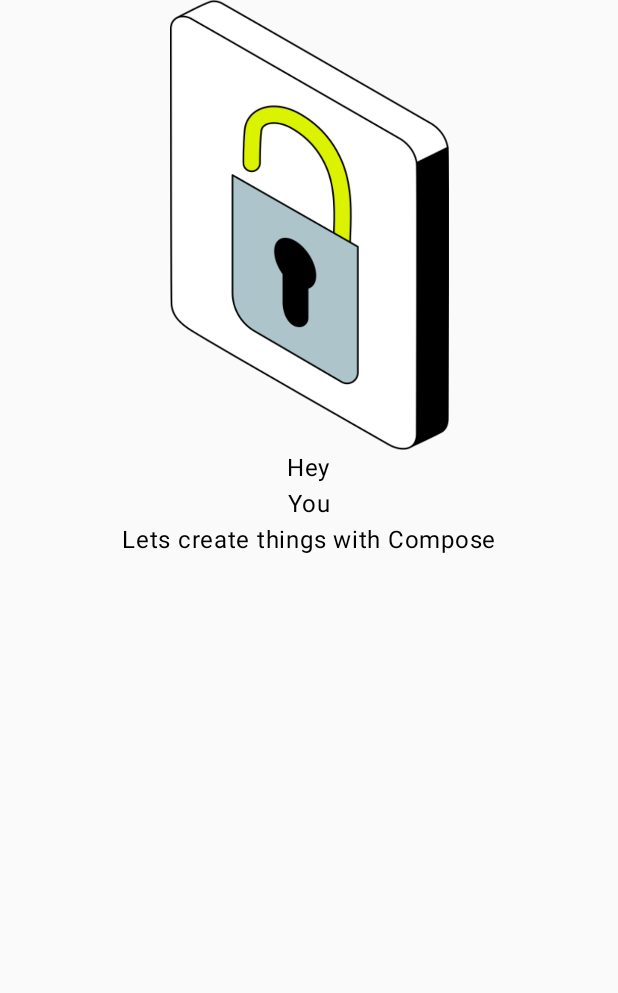
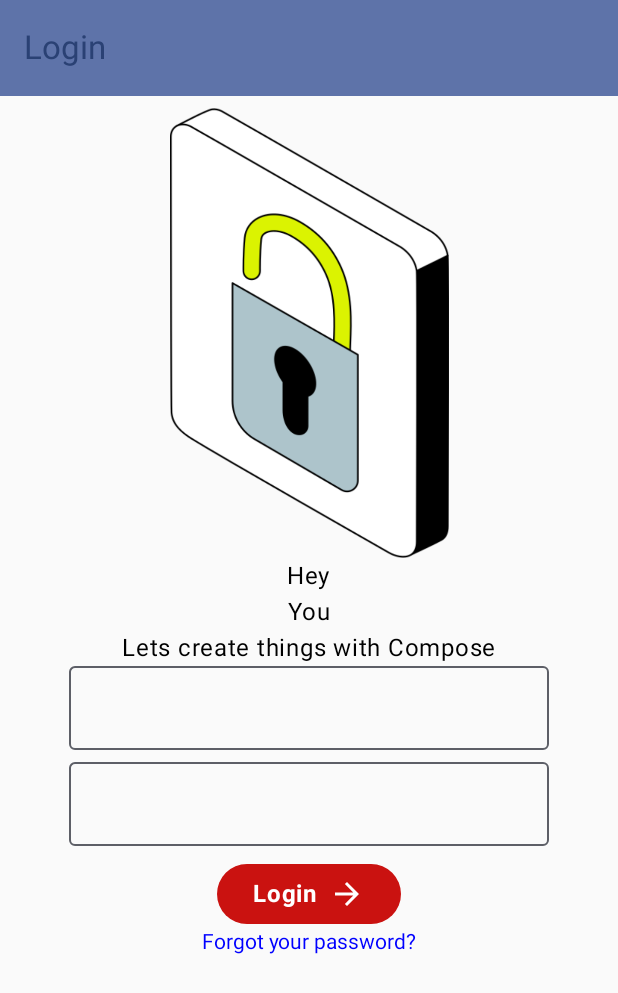
Before and after one commit to ngonimapfumo/compose-login, an Android app built with Jetpack Compose: the screen it shows after launch (MainActivity), on a phone screen of 412 x 824 dp. Shown: the top 993 px of the screen. Run offline under Robolectric (Android 15) with nearby library versions, the phone set to English and light mode, and no system bars.

```diff
--- a/app/build.gradle.kts
+++ b/app/build.gradle.kts
@@ -59,6 +59,7 @@ dependencies {
     implementation(libs.androidx.ui.graphics)
     implementation(libs.androidx.ui.tooling.preview)
     implementation(libs.androidx.material3)
+    implementation(libs.material)
     testImplementation(libs.junit)
     androidTestImplementation(libs.androidx.junit)
     androidTestImplementation(libs.androidx.espresso.core)
--- a/app/src/main/java/com/ngonim/testlogin/MainActivity.kt
+++ b/app/src/main/java/com/ngonim/testlogin/MainActivity.kt
@@ -20,7 +20,7 @@ class MainActivity : ComponentActivity() {
         enableEdgeToEdge()
         setContent {
             TestLoginTheme {
-                WelcomeScreen()
+                WelcomeScreen(this@MainActivity)
             }
         }
     }
@@ -31,6 +31,6 @@ class MainActivity : ComponentActivity() {
 @Composable
 fun GreetingPreview() {
     TestLoginTheme {
-        WelcomeScreen()
+        WelcomeScreen(null, modifier = Modifier)
     }
 }
--- /dev/null
+++ b/app/src/main/java/com/ngonim/testlogin/ui/screen/TopBar.kt
@@ -0,0 +1,26 @@
+package com.ngonim.testlogin.ui.screen
+
+import androidx.compose.material3.ExperimentalMaterial3Api
+import androidx.compose.material3.MaterialTheme
+import androidx.compose.material3.Text
+import androidx.compose.material3.TopAppBar
+import androidx.compose.material3.TopAppBarDefaults
+import androidx.compose.runtime.Composable
+
+@OptIn(ExperimentalMaterial3Api::class)
+@Composable
+fun SmallTopAppBarExample(
+    text: String
+) {
+
+
+    TopAppBar(
+        colors = TopAppBarDefaults.topAppBarColors(
+            containerColor = MaterialTheme.colorScheme.primaryContainer,
+            titleContentColor = MaterialTheme.colorScheme.primary,
+        ),
+        title = {
+            Text(text)
+        }
+    )
+}
--- a/app/src/main/java/com/ngonim/testlogin/ui/screen/WelcomeScreen.kt
+++ b/app/src/main/java/com/ngonim/testlogin/ui/screen/WelcomeScreen.kt
@@ -1,20 +1,42 @@
 package com.ngonim.testlogin.ui.screen
 
+import android.content.Context
+import android.widget.Toast
 import androidx.compose.foundation.Image
 import androidx.compose.foundation.layout.Column
+import androidx.compose.foundation.layout.Spacer
 import androidx.compose.foundation.layout.fillMaxSize
+import androidx.compose.foundation.layout.fillMaxWidth
+import androidx.compose.foundation.layout.height
 import androidx.compose.foundation.layout.size
 import androidx.compose.foundation.layout.systemBarsPadding
+import androidx.compose.foundation.layout.width
+import androidx.compose.foundation.text.ClickableText
+import androidx.compose.foundation.text.KeyboardOptions
+import androidx.compose.material3.ButtonColors
+import androidx.compose.material3.OutlinedTextField
 import androidx.compose.material3.Text
 import androidx.compose.runtime.Composable
+import androidx.compose.runtime.getValue
+import androidx.compose.runtime.mutableStateOf
+import androidx.compose.runtime.remember
+import androidx.compose.runtime.setValue
 import androidx.compose.ui.Alignment
 import androidx.compose.ui.Modifier
+import androidx.compose.ui.graphics.Color
 import androidx.compose.ui.res.painterResource
+import androidx.compose.ui.text.AnnotatedString
+import androidx.compose.ui.text.TextStyle
+import androidx.compose.ui.text.input.KeyboardType
 import androidx.compose.ui.unit.dp
 import com.ngonim.testlogin.R
 
 @Composable
-fun WelcomeScreen(modifier: Modifier = Modifier) {
+fun WelcomeScreen(
+    context: Context?,
+    modifier: Modifier = Modifier
+) {
+
 
     Column(
         modifier
@@ -22,6 +44,8 @@ fun WelcomeScreen(modifier: Modifier = Modifier) {
             .systemBarsPadding(),
         horizontalAlignment = Alignment.CenterHorizontally
     ) {
+        SmallTopAppBarExample("Login")
+        Spacer(Modifier.height(8.dp))
         Image(
             painter = painterResource(id = R.drawable.login),
             contentDescription = "welcome",
@@ -31,9 +55,64 @@ fun WelcomeScreen(modifier: Modifier = Modifier) {
         Text(text = "Hey")
         Text(text = "You")
         Text(text = "Lets create things with Compose")
-
+        TextInputLayout(
+            modifier = Modifier,
+            1,
+            keyboardOptions = KeyboardOptions(keyboardType = KeyboardType.Text)
+        )
+        Spacer(Modifier.height(8.dp))
+        TextInputLayout(
+            modifier = Modifier,
+            1,
+            keyboardOptions = KeyboardOptions(keyboardType = KeyboardType.Password)
+        )
+        Spacer(Modifier.height(8.dp))
+        ActionButton(
+            text = "Login",
+            isNavigationArrowVisible = true,
+            onClicked = { },
+            colors = ButtonColors(
+                containerColor = Color(0xFFCA1210),
+                contentColor = Color.White,
+                disabledContentColor = Color.Gray,
+                disabledContainerColor = Color.Gray
+            ),
+            shadowColor = Color.Blue
+        )
+        ClickableText(
+            text = AnnotatedString("Forgot your password?"),
+            style = TextStyle(color = Color.Blue),
+            onClick = {
+                Toast.makeText(context, "Button click", Toast.LENGTH_SHORT).show()
+            },
+            modifier = Modifier,
+        )
 
 
     }
+}
+
+
+@Composable
+fun TextInputLayout(
+    modifier: Modifier,
+    maxLines: Int,
+    keyboardOptions: KeyboardOptions
+) {
+    var value: String by remember {
+        mutableStateOf("")
+    }
+
+    OutlinedTextField(
+        modifier = modifier.width(320.dp),
+        value = value,
+        maxLines = maxLines,
+        onValueChange = { value = it },
+        keyboardOptions = KeyboardOptions(
+            autoCorrect = false,
+            keyboardType = keyboardOptions.keyboardType
+
+        )
+    )
 
 }
--- a/gradle/libs.versions.toml
+++ b/gradle/libs.versions.toml
@@ -8,6 +8,7 @@ espressoCore = "3.6.1"
 lifecycleRuntimeKtx = "2.8.6"
 activityCompose = "1.9.2"
 composeBom = "2024.04.01"
+material = "1.12.0"
 
 [libraries]
 androidx-core-ktx = { group = "androidx.core", name = "core-ktx", version.ref = "coreKtx" }
@@ -24,6 +25,7 @@ androidx-ui-tooling-preview = { group = "androidx.compose.ui", name = "ui-toolin
 androidx-ui-test-manifest = { group = "androidx.compose.ui", name = "ui-test-manifest" }
 androidx-ui-test-junit4 = { group = "androidx.compose.ui", name = "ui-test-junit4" }
 androidx-material3 = { group = "androidx.compose.material3", name = "material3" }
+material = { group = "com.google.android.material", name = "material", version.ref = "material" }
 
 [plugins]
 android-application = { id = "com.android.application", version.ref = "agp" }
```
Also changed, not shown: app/src/main/java/com/ngonim/testlogin/ui/screen/ActionButton.kt (+1 -13 lines).
